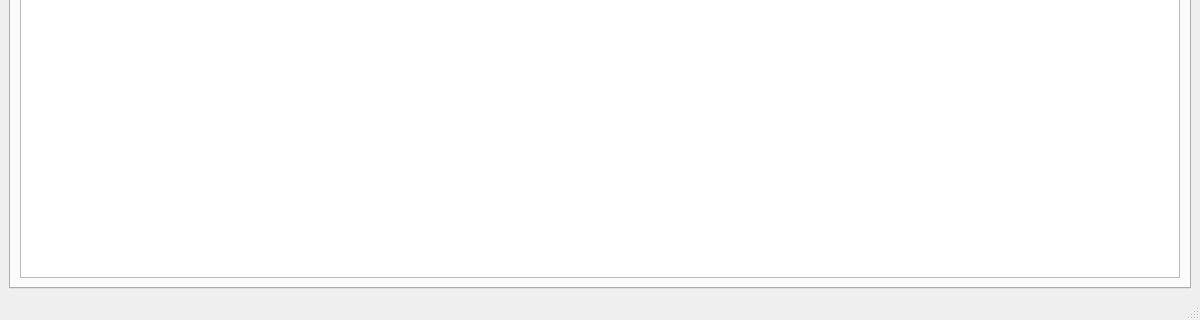
Before: the Qt Designer form tabs.ui in benjaminogles/budget-meal-planner, drawn with Qt 5; both pictures show x 0 to 1200 and y 480 to 800 of the 1200 by 800 pixel window.
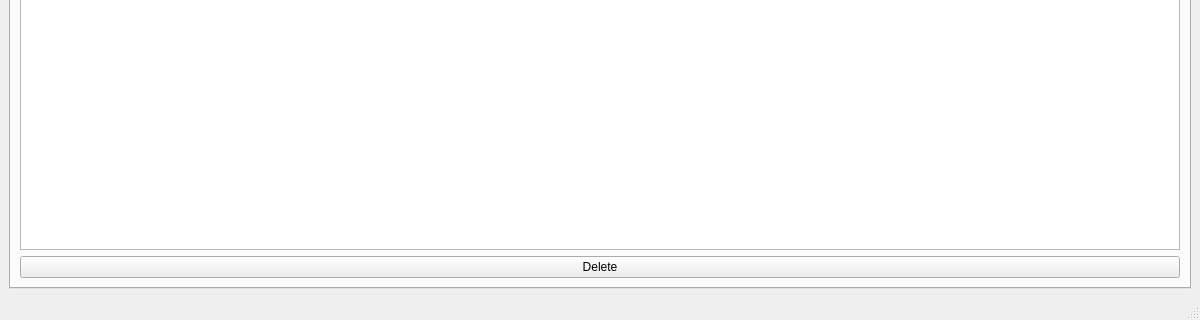
After: the same form once the commit is applied. The open tabs and pages were chosen to show the change.

Commit message: add delete food button

What changed in the file:
```diff
--- a/tabs.ui
+++ b/tabs.ui
@@ -148,6 +148,13 @@
         <item>
          <widget class="QTableView" name="foodsView"/>
         </item>
+        <item>
+         <widget class="QPushButton" name="bDeleteFood">
+          <property name="text">
+           <string>Delete</string>
+          </property>
+         </widget>
+        </item>
        </layout>
       </widget>
       <widget class="QWidget" name="recipeTab">
```
